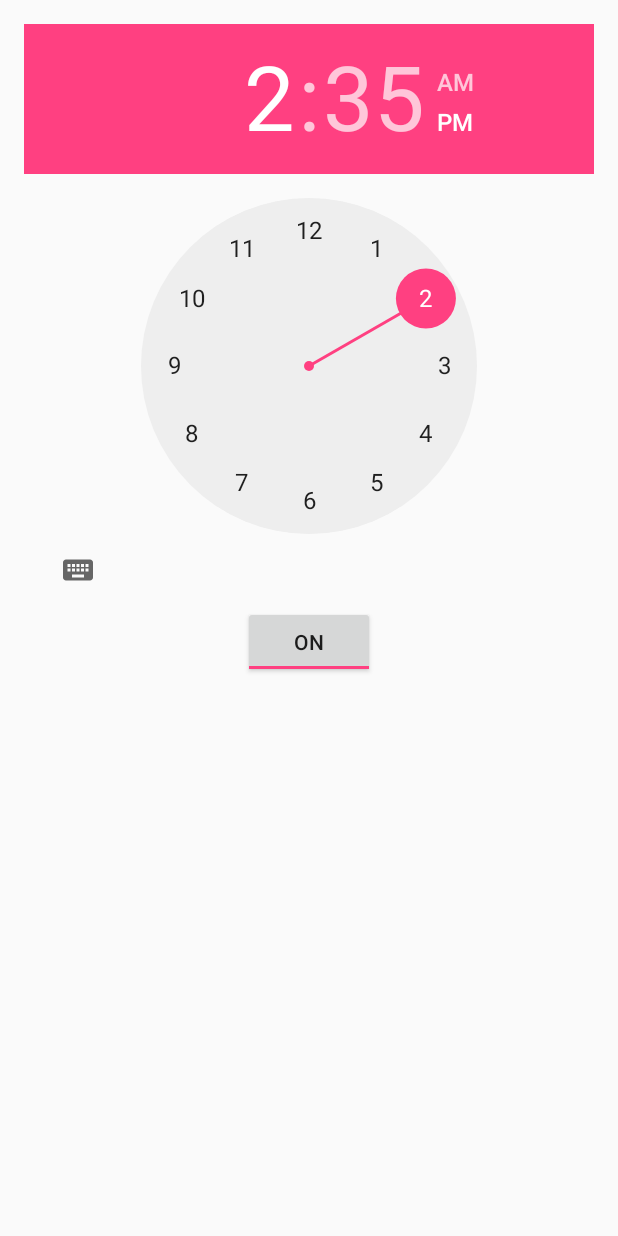
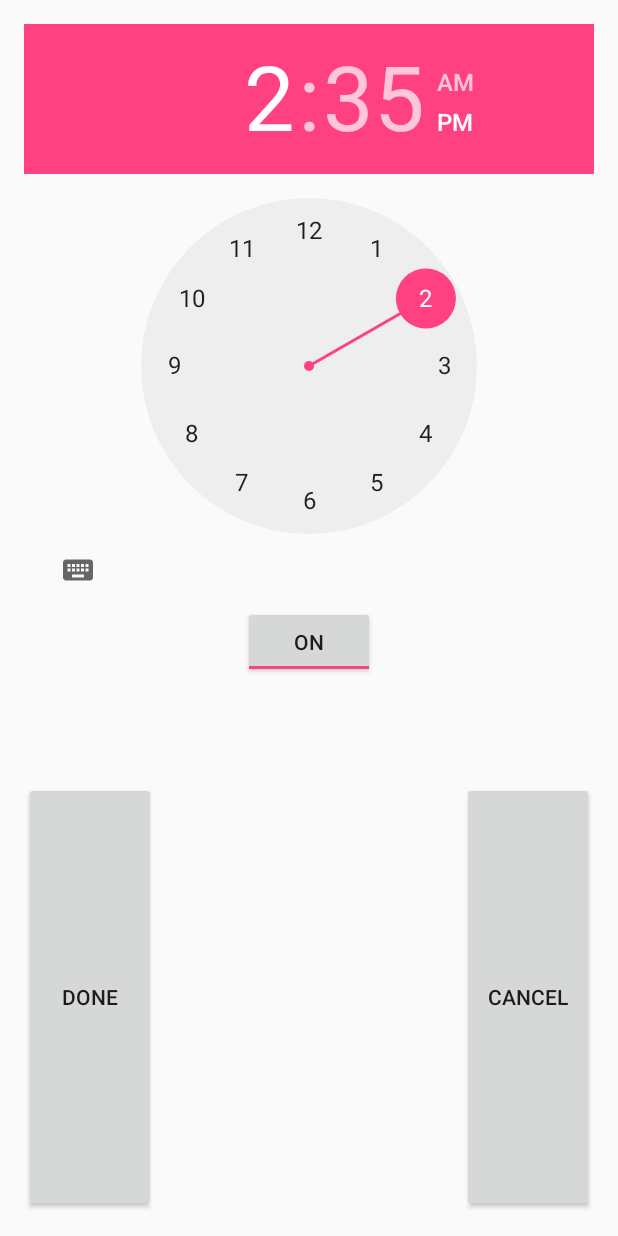
Before and after one commit to madelinelee99/HappyApp, an Android app: the AlarmActivity screen opened directly, with no data from a screen before it, after a tap on "OFF", on a phone screen of 412 x 824 dp. Run offline under Robolectric (Android 15) with nearby library versions, the phone set to English and light mode, and no system bars.

Commit message:
alarm system available, but currently does not turn off

```diff
--- a/Happy/app/src/main/java/hu/ait/android/happy/AlarmActivity.java
+++ b/Happy/app/src/main/java/hu/ait/android/happy/AlarmActivity.java
@@ -3,10 +3,12 @@ package hu.ait.android.happy;
 import android.app.AlarmManager;
 import android.app.PendingIntent;
 import android.content.Intent;
+import android.support.v4.app.FragmentActivity;
 import android.support.v7.app.AppCompatActivity;
 import android.os.Bundle;
 import android.util.Log;
 import android.view.View;
+import android.widget.Button;
 import android.widget.TextView;
 import android.widget.TimePicker;
 import android.widget.ToggleButton;
@@ -26,16 +28,21 @@ public class AlarmActivity extends AppCompatActivity {
     private TimePicker alarmTimePicker;
     private static AlarmActivity alarmInstance;
     private TextView alarmTextView;
+    private Button btnAlarmDone;
+    private Button btnAlarmCancel;
 
-    public static AlarmActivity instance() {
-        return alarmInstance;
-    }
+    private static int timeHour = Calendar.getInstance().get(Calendar.HOUR_OF_DAY);
+    private static int timeMinute = Calendar.getInstance().get(Calendar.MINUTE);
 
-    @Override
-    public void onStart() {
-        super.onStart();
-        alarmInstance = this;
-    }
+//    public static AlarmActivity instance() {
+//        return alarmInstance;
+//    }
+
+//    @Override
+//    public void onStart() {
+//        super.onStart();
+//        alarmInstance = this;
+//    }
 
     @Override
     protected void onCreate(Bundle savedInstanceState) {
@@ -44,26 +51,57 @@ public class AlarmActivity extends AppCompatActivity {
         alarmTimePicker = (TimePicker) findViewById(R.id.alarmTimePicker);
         alarmTextView = (TextView) findViewById(R.id.alarmText);
         ToggleButton alarmToggle = (ToggleButton) findViewById(R.id.alarmToggle);
+        btnAlarmDone = (Button) findViewById(R.id.btnAlarmDone);
+        btnAlarmCancel = (Button) findViewById(R.id.btnAlarmCancel);
+
         alarmManager = (AlarmManager) getSystemService(ALARM_SERVICE);
+        Intent newIntent = new Intent(AlarmActivity.this, WakeUpAlarmReceiver.class);
+        pendingIntent = PendingIntent.getBroadcast(AlarmActivity.this, 0, newIntent, 0);
+
+        btnAlarmDone.setOnClickListener(new View.OnClickListener() {
+            @Override
+            public void onClick(View v) {
+                finish();
+            }
+        });
+
+        btnAlarmCancel.setOnClickListener(new View.OnClickListener() {
+            @Override
+            public void onClick(View v) {
+                cancelAlarm();
+                finish();
+            }
+        });
     }
 
     public void onToggleClicked(View view) {
         if (((ToggleButton) view).isChecked()) {
-            Log.d("AlarmActivity", "Alarm On");
-            Calendar calendar = Calendar.getInstance();
-            calendar.set(Calendar.HOUR_OF_DAY, alarmTimePicker.getCurrentHour());
-            calendar.set(Calendar.MINUTE, alarmTimePicker.getCurrentMinute());
-            Intent myIntent = new Intent(AlarmActivity.this, WakeUpAlarmReceiver.class);
-            pendingIntent = PendingIntent.getBroadcast(AlarmActivity.this, 0, myIntent, 0);
-            alarmManager.set(AlarmManager.RTC, calendar.getTimeInMillis(), pendingIntent);
+           // Log.d("AlarmActivity", "Alarm On");
+            setAlarm();
         } else {
             alarmManager.cancel(pendingIntent);
             setAlarmText("");
-            Log.d("MyActivity", "Alarm Off");
+          //  Log.d("MyActivity", "Alarm Off");
         }
     }
 
     public void setAlarmText(String alarmText) {
         alarmTextView.setText(alarmText);
     }
+
+    private void setAlarm() {
+        Calendar calendar = Calendar.getInstance();
+        calendar.set(Calendar.HOUR_OF_DAY, timeHour);
+        calendar.set(Calendar.MINUTE, timeMinute);
+        alarmManager.set(AlarmManager.RTC_WAKEUP, calendar.getTimeInMillis(), pendingIntent);
+    }
+
+    private void cancelAlarm() {
+        if (alarmManager!= null) {
+//            pendingIntent = PendingIntent.getActivity(this, requestCode, )
+            alarmManager.cancel(pendingIntent);
+        }
+
+    }
+
 }
--- a/Happy/app/src/main/java/hu/ait/android/happy/MainActivity.java
+++ b/Happy/app/src/main/java/hu/ait/android/happy/MainActivity.java
@@ -100,6 +100,11 @@ public class MainActivity extends AppCompatActivity
         startActivityForResult(intentEditTodo, REQUEST_CODE_EDIT_ITEM);
     }
 
+    private void showAlarmActivity() {
+        Intent intent = new Intent(MainActivity.this, AlarmActivity.class);
+        MainActivity.this.startActivity(intent);
+    }
+
     @Override
     protected void onActivityResult(int requestCode, int resultCode, Intent data) {
         switch (resultCode) {
@@ -188,6 +193,7 @@ public class MainActivity extends AppCompatActivity
                 showAddItemActivity();
             } else if (id == R.id.nav_alarm) {
                 //go to alarm activity
+                showAlarmActivity();
 
             } else if (id == R.id.nav_recommended) {
 //go to recommendation activity
--- a/Happy/app/src/main/res/layout/activity_alarm.xml
+++ b/Happy/app/src/main/res/layout/activity_alarm.xml
@@ -31,9 +31,28 @@
         android:textAppearance="?android:attr/textAppearanceLarge"
         android:text=""
         android:id="@+id/alarmText"
-        android:layout_alignParentBottom="true"
         android:layout_centerHorizontal="true"
         android:layout_marginTop="20dp"
         android:layout_below="@+id/alarmToggle"/>
 
+    <Button
+        android:id="@+id/btnAlarmDone"
+        android:layout_width="wrap_content"
+        android:layout_height="15dp"
+        android:text="@string/btnDoneText"
+        android:layout_alignParentLeft="true"
+        android:layout_alignParentBottom="true"
+        android:layout_below="@+id/alarmText"
+        android:layout_marginTop="20dp"/>
+
+    <Button
+        android:id="@+id/btnAlarmCancel"
+        android:layout_width="wrap_content"
+        android:layout_height="wrap_content"
+        android:layout_alignParentBottom="true"
+        android:layout_alignParentRight="true"
+        android:layout_below="@+id/alarmText"
+        android:text="@string/btnAlarmCancel"
+        android:layout_marginTop="20dp"/>
+
 </RelativeLayout>
--- a/Happy/app/src/main/res/values/strings.xml
+++ b/Happy/app/src/main/res/values/strings.xml
@@ -11,4 +11,6 @@
     <string name="quote5Text">I have chosen to be happy because it is good for my health.</string>
     <string name="quote6Text">Health is a state of body. Wellness is a state of being.</string>
     <string name="txt_error_empty">This field can\'t be empty</string>
+    <string name="btnDoneText">Done</string>
+    <string name="btnAlarmCancel">Cancel</string>
 </resources>
```
Also changed, not shown: Happy/app/src/main/java/hu/ait/android/happy/WakeUpAlarmReceiver.java (+6 -3 lines).
